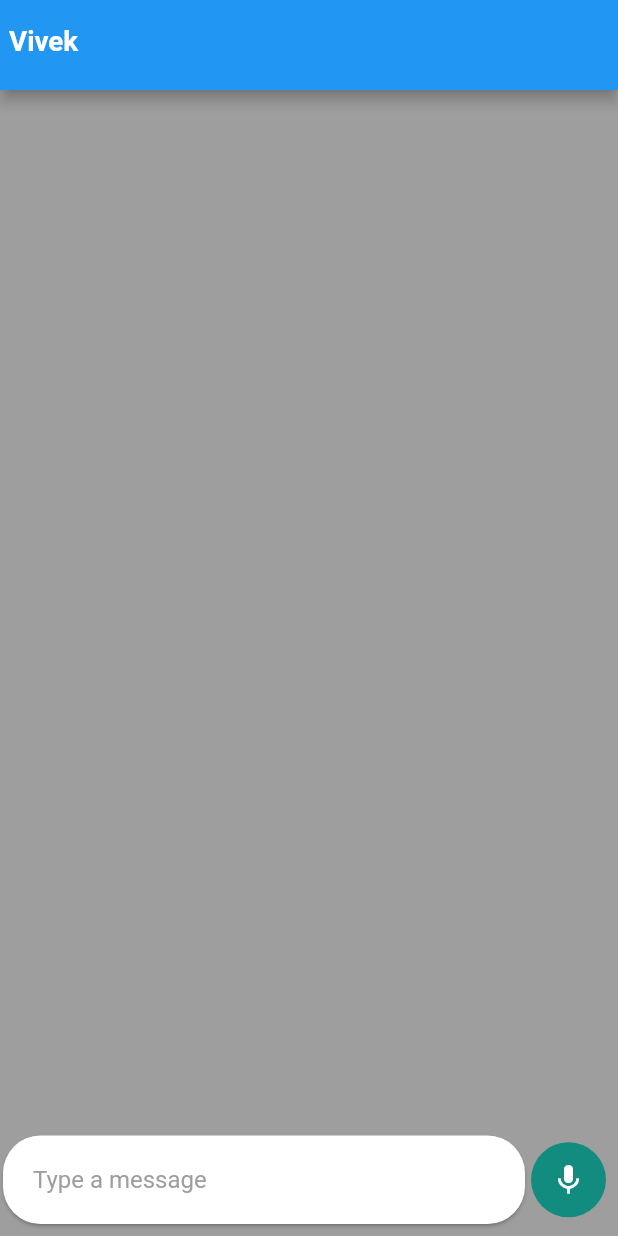
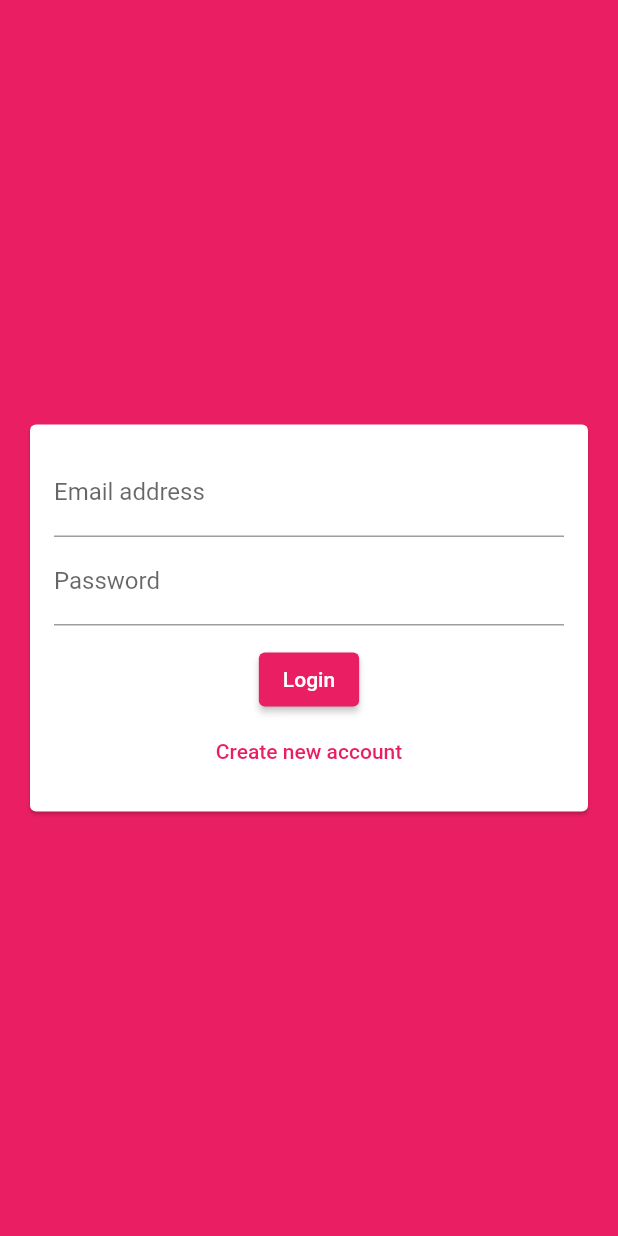
Before and after one commit to ravi-katchalla/flutter_sample, a Flutter app: the screen it shows after launch, on a phone screen of 412 x 824 dp. Run offline on Flutter 3.47's test engine with Material 2 defaults, Android fonts, the phone set to English and light mode, and no system bars; our stand-ins replace animate_do, bottom_navy_bar, bouncing_widget, cached_network_image, cloud_firestore, connectivity_plus and 11 more; missing offline and left inert: animate_icons, workmanager; accounts and stored records are empty; project files that could hold a hidden picture were left out.

Commit message:
firebase and socket etc

```diff
--- /dev/null
+++ b/lib/vivek_official/firebase_sdk.dart/auth_form.dart
@@ -0,0 +1,127 @@
+import 'package:flutter/material.dart';
+
+
+class AuthForm extends StatefulWidget {
+  AuthForm(
+    this.submitFn,
+    this.isLoading,
+  );
+
+  final bool isLoading;
+  final void Function(
+    String email,
+    String password,
+    String userName,
+    bool isLogin,
+    BuildContext ctx,
+  ) submitFn;
+
+  @override
+  _AuthFormState createState() => _AuthFormState();
+}
+
+class _AuthFormState extends State<AuthForm> {
+  final _formKey = GlobalKey<FormState>();
+  var _isLogin = true;
+  var _userEmail = '';
+  var _userName = '';
+  var _userPassword = '';
+
+  void _trySubmit() {
+    final isValid = _formKey.currentState?.validate();
+    FocusScope.of(context).unfocus();
+
+    if (isValid != null && isValid) {
+      _formKey.currentState?.save();
+      widget.submitFn(_userEmail.trim(), _userPassword.trim(), _userName.trim(),
+          _isLogin, context);
+    }
+  }
+
+  @override
+  Widget build(BuildContext context) {
+    return Center(
+      child: Card(
+        margin: const EdgeInsets.all(20),
+        child: SingleChildScrollView(
+          child: Padding(
+            padding: const EdgeInsets.all(16),
+            child: Form(
+              key: _formKey,
+              child: Column(
+                mainAxisSize: MainAxisSize.min,
+                children: <Widget>[
+                  TextFormField(
+                    key: ValueKey('email'),
+                    validator: (value) {
+                      if (value != null &&
+                          (value.isEmpty || !value.contains('@'))) {
+                        return 'Please enter a valid email address.';
+                      }
+                      return null;
+                    },
+                    keyboardType: TextInputType.emailAddress,
+                    decoration: const InputDecoration(
+                      labelText: 'Email address',
+                    ),
+                    onSaved: (value) {
+                      _userEmail = value ?? '';
+                    },
+                  ),
+                  if (!_isLogin)
+                    TextFormField(
+                      key: ValueKey('username'),
+                      validator: (value) {
+                        if (value != null &&
+                            (value.isEmpty || value.length < 4)) {
+                          return 'Please enter at least 4 characters';
+                        }
+                        return null;
+                      },
+                      decoration: const InputDecoration(labelText: 'Username'),
+                      onSaved: (value) {
+                        _userName = value ?? '';
+                      },
+                    ),
+                  TextFormField(
+                    key: ValueKey('password'),
+                    validator: (value) {
+                      if (value != null &&
+                          (value.isEmpty || value.length < 7)) {
+                        return 'Password must be at least 7 characters long.';
+                      }
+                      return null;
+                    },
+                    decoration: const InputDecoration(labelText: 'Password'),
+                    obscureText: true,
+                    onSaved: (value) {
+                      _userPassword = value ?? '';
+                    },
+                  ),
+                  const SizedBox(height: 12),
+                  if (widget.isLoading) const CircularProgressIndicator(),
+                  if (!widget.isLoading)
+                    ElevatedButton(
+                      onPressed: _trySubmit,
+                      child: Text(_isLogin ? 'Login' : 'Signup'),
+                    ),
+                  if (!widget.isLoading)
+                    TextButton(
+                      child: Text(_isLogin
+                          ? 'Create new account'
+                          : 'I already have an account'),
+                      onPressed: () {
+                        setState(() {
+                          _isLogin = !_isLogin;
+                        });
+                      },
+                    )
+                ],
+              ),
+            ),
+          ),
+        ),
+      ),
+    );
+  }
+}
--- /dev/null
+++ b/lib/vivek_official/firebase_sdk.dart/myApp5.dart
@@ -0,0 +1,34 @@
+import 'package:firebase_auth/firebase_auth.dart';
+import 'package:flutter/material.dart';
+import 'package:flutter_sample/vivek_official/firebase_sdk.dart/screens/auth_screen.dart';
+import 'package:flutter_sample/vivek_official/firebase_sdk.dart/screens/chat_screen.dart';
+
+class MyApp5 extends StatelessWidget {
+  @override
+  Widget build(BuildContext context) {
+    return MaterialApp(
+      title: 'FlutterChat',
+      theme: ThemeData(
+        primarySwatch: Colors.pink,
+        backgroundColor: Colors.pink,
+        accentColor: Colors.deepPurple,
+        accentColorBrightness: Brightness.dark,
+        buttonTheme: ButtonTheme.of(context).copyWith(
+          buttonColor: Colors.pink,
+          textTheme: ButtonTextTheme.primary,
+          shape: RoundedRectangleBorder(
+            borderRadius: BorderRadius.circular(20),
+          ),
+        ),
+      ),
+      home: StreamBuilder(
+          stream: FirebaseAuth.instance.authStateChanges(),
+          builder: (ctx, userSnapshot) {
+            if (userSnapshot.hasData) {
+              return ChatScreen();
+            }
+            return AuthScreen();
+          }),
+    );
+  }
+}
--- /dev/null
+++ b/lib/vivek_official/firebase_sdk.dart/screens/auth_screen.dart
@@ -0,0 +1,99 @@
+import 'package:flutter/material.dart';
+import 'package:firebase_auth/firebase_auth.dart';
+import 'package:flutter/services.dart';
+import 'package:cloud_firestore/cloud_firestore.dart';
+
+import '../auth_form.dart';
+
+class AuthScreen extends StatefulWidget {
+  @override
+  _AuthScreenState createState() => _AuthScreenState();
+}
+
+class _AuthScreenState extends State<AuthScreen> {
+  final _auth = FirebaseAuth.instance;
+  var _isLoading = false;
+
+  void _submitAuthForm(
+    String email,
+    String password,
+    String username,
+    bool isLogin,
+    BuildContext ctx,
+  ) async {
+    UserCredential authResult;
+
+    try {
+      setState(() {
+        _isLoading = true;
+      });
+      if (isLogin) {
+        authResult = await _auth.signInWithEmailAndPassword(
+          email: email,
+          password: password,
+        );
+      } else {
+        authResult = await _auth.createUserWithEmailAndPassword(
+          email: email,
+          password: password,
+        );
+        await FirebaseFirestore.instance
+            .collection('users')
+            .doc(authResult.user?.uid)
+            .set({
+          'username': username,
+          'email': email,
+        });
+      }
+    } on PlatformException catch (err) {
+      var message = 'An error occurred, pelase check your credentials!';
+
+      if (err.message != null) {
+        message = err.message!;
+      }
+
+      ScaffoldMessenger.of(ctx).showSnackBar(
+        SnackBar(
+          content: Text(message),
+          backgroundColor: Theme.of(ctx).errorColor,
+        ),
+      );
+      setState(() {
+        _isLoading = false;
+      });
+    } on FirebaseAuthException catch (err) {
+      print('ye $err');
+      var message = 'An error occurred, pelase check your credentials!';
+
+      if (err.message != null) {
+        message = err.message!;
+      }
+
+      ScaffoldMessenger.of(ctx).showSnackBar(
+        SnackBar(
+          content: Text(message),
+          backgroundColor: Theme.of(ctx).errorColor,
+        ),
+      );
+      setState(() {
+        _isLoading = false;
+      });
+    } catch (err) {
+      print(err);
+      setState(() {
+        _isLoading = false;
+      });
+    }
+  }
+
+  @override
+  Widget build(BuildContext context) {
+    return Scaffold(
+      backgroundColor: Theme.of(context).primaryColor,
+      body: AuthForm(
+        _submitAuthForm,
+        _isLoading,
+      ),
+    );
+  }
+}
--- a/pubspec.yaml
+++ b/pubspec.yaml
@@ -53,6 +53,12 @@ dependencies:
   animate_do: ^2.0.0
   workmanager: ^0.5.0
   shared_preferences: ^2.0.15
+  firebase_core: ^2.0.0
+  firebase_auth: ^4.0.1
+  cloud_firestore: ^4.0.1
+  firebase_crashlytics: ^3.0.1
+  firebase_analytics: ^10.0.1
+
 
 dev_dependencies:
   flutter_test:
```
Also changed, not shown: lib/main.dart (+13 -2 lines), lib/vivek_official/firebase_sdk.dart/screens/chat_screen.dart (added, +72 -0 lines), lib/vivek_official/shared_preference/my_app4.dart (added, +66 -0 lines), lib/vivek_official/shared_preference/shared_pref_helper.dart (added, +45 -0 lines), lib/firebase_options.dart (added), pubspec.lock, 10 other files.
